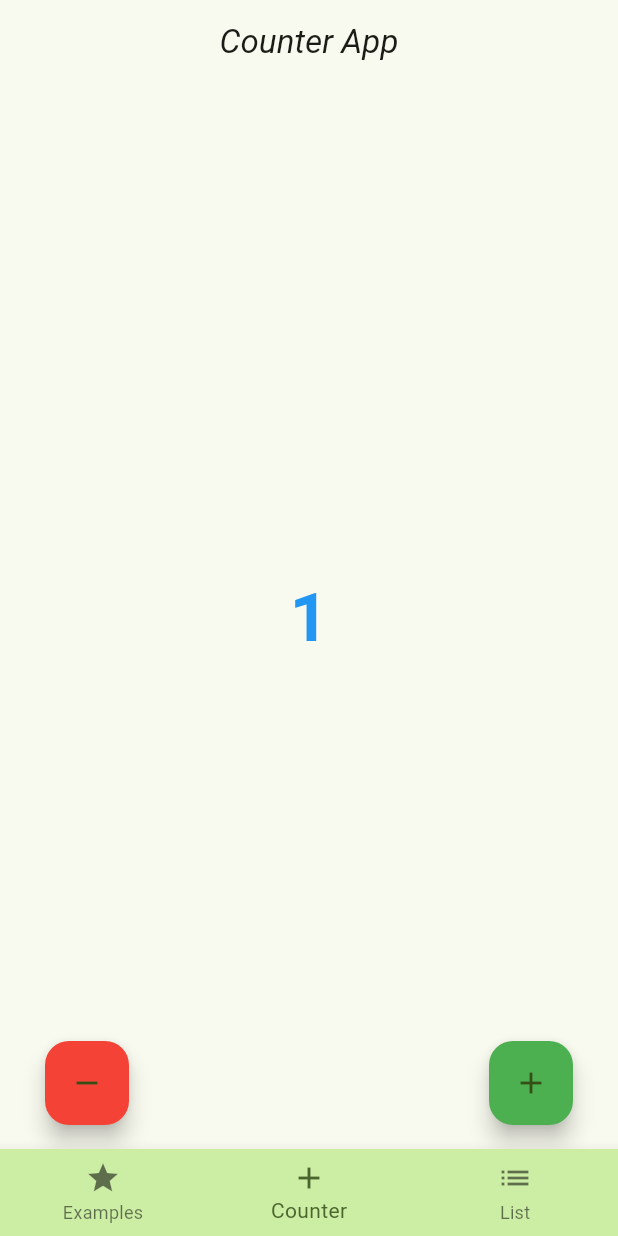
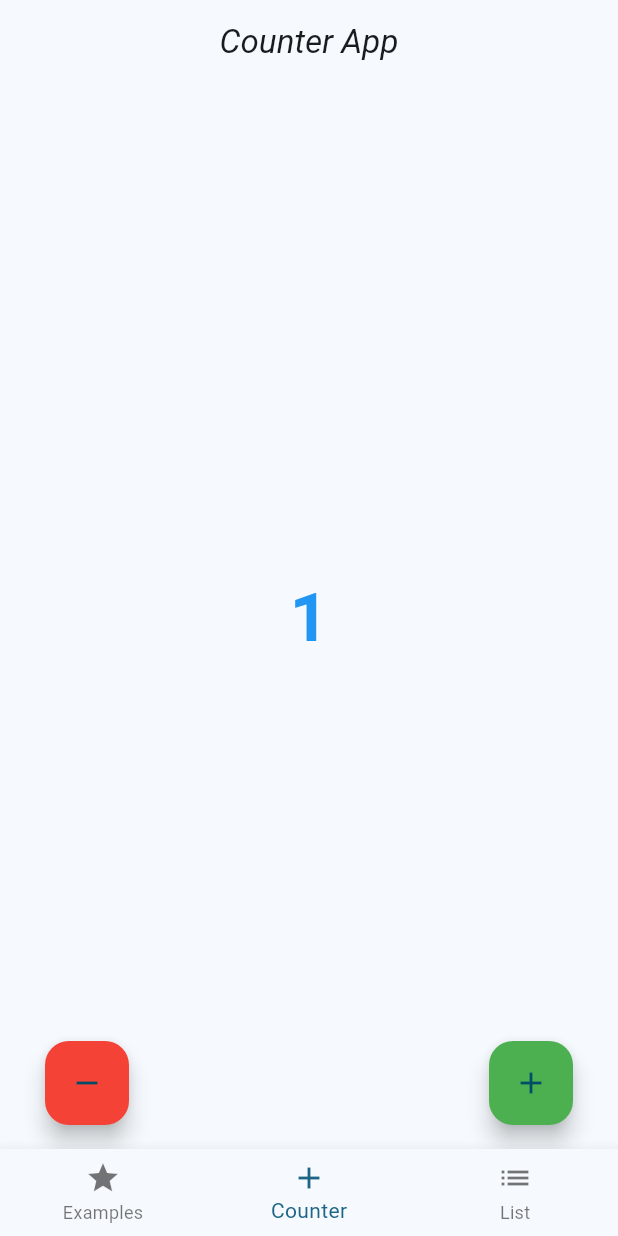
Before and after one commit to PrashikWankhadeSCOE/Flutter_Udemy, a Flutter app: the screen it shows after launch, item 2 of the bottom bar chosen, after a tap on the "add" icon, on a phone screen of 412 x 824 dp. Run offline on Flutter 3.47's test engine with Material 3 defaults, Android fonts, the phone set to English and light mode, and no system bars; network calls fail.

Commit message:
Theme Service -- State Management with Provider

```diff
--- /dev/null
+++ b/02_Flutter/lib/application/theme_service.dart
@@ -0,0 +1,10 @@
+import 'package:flutter/material.dart';
+
+class ThemeService extends ChangeNotifier {
+  bool isDarkModeOn = false;
+
+  void toogleTheme() {
+    isDarkModeOn = !isDarkModeOn;
+    notifyListeners();
+  }
+}
--- a/02_Flutter/lib/bottom_navigation.dart
+++ b/02_Flutter/lib/bottom_navigation.dart
@@ -24,7 +24,6 @@ class _RootBottomNavigationState extends State<RootBottomNavigation> {
         ],
       ),
       bottomNavigationBar: BottomNavigationBar(
-        backgroundColor: Theme.of(context).colorScheme.primaryContainer,
         onTap: (index) => setState(
           () {
             _currentIndex = index;
--- a/02_Flutter/lib/main.dart
+++ b/02_Flutter/lib/main.dart
@@ -1,5 +1,6 @@
 // ignore_for_file: unused_import
 
+import 'package:basics/application/theme_service.dart';
 import 'package:basics/bottom_navigation.dart';
 import 'package:basics/presentation/counter/counter_screen.dart';
 import 'package:basics/presentation/list/list_screen.dart';
@@ -8,17 +9,26 @@ import 'package:basics/presentation/navigtion_example_screens/screen_two.dart';
 import 'package:basics/presentation/widget_example_screen/widget_exammple_screen.dart';
 import 'package:basics/theme.dart';
 import 'package:flutter/material.dart';
+import 'package:provider/provider.dart';
 
 void main() {
-  runApp(const MyApp());
+  runApp(
+    ChangeNotifierProvider(
+      create: (context) => ThemeService(),
+      child: const MyApp(),
+    ),
+  );
 }
 
 class MyApp extends StatelessWidget {
   const MyApp({Key? key}) : super(key: key);
   @override
   Widget build(BuildContext context) {
+    return Consumer<ThemeService>(
+      builder: (context, themeService, child) {
         return MaterialApp(
-      themeMode: ThemeMode.dark,
+          themeMode:
+              themeService.isDarkModeOn ? ThemeMode.dark : ThemeMode.light,
           theme: AppTheme.lightTheme,
           darkTheme: AppTheme.darkTheme,
           debugShowCheckedModeBanner: false,
@@ -29,5 +39,7 @@ class MyApp extends StatelessWidget {
             '/screenTwo': (BuildContext context) => const ScreenTwo(),
           },
         );
+      },
+    );
   }
 }
--- a/02_Flutter/lib/presentation/widget_example_screen/widget_exammple_screen.dart
+++ b/02_Flutter/lib/presentation/widget_example_screen/widget_exammple_screen.dart
@@ -8,6 +8,8 @@ import 'package:basics/presentation/widget_example_screen/widgets/person.dart';
 import 'package:basics/presentation/widget_example_screen/widgets/row_expanded_example.dart';
 import 'package:basics/presentation/widget_example_screen/widgets/button_example.dart';
 import 'package:flutter/material.dart';
+import 'package:provider/provider.dart';
+import 'package:basics/application/theme_service.dart';
 
 class WidgetExampleScreen extends StatelessWidget {
   const WidgetExampleScreen({super.key});
@@ -112,7 +114,8 @@ class WidgetExampleScreen extends StatelessWidget {
         ),
       ),
       floatingActionButton: FloatingActionButton(
-        onPressed: () => debugPrint('clicked'),
+        onPressed: () =>
+            Provider.of<ThemeService>(context, listen: false).toogleTheme(),
         child: const Icon(Icons.ac_unit),
       ),
     );
--- a/02_Flutter/pubspec.yaml
+++ b/02_Flutter/pubspec.yaml
@@ -30,6 +30,7 @@ environment:
 dependencies:
   flutter:
     sdk: flutter
+  provider: ^6.1.1
 
 
   # The following adds the Cupertino Icons font to your application.
```
Also changed, not shown: 02_Flutter/pubspec.lock. Lines whose indentation alone changed are shown as unchanged.
